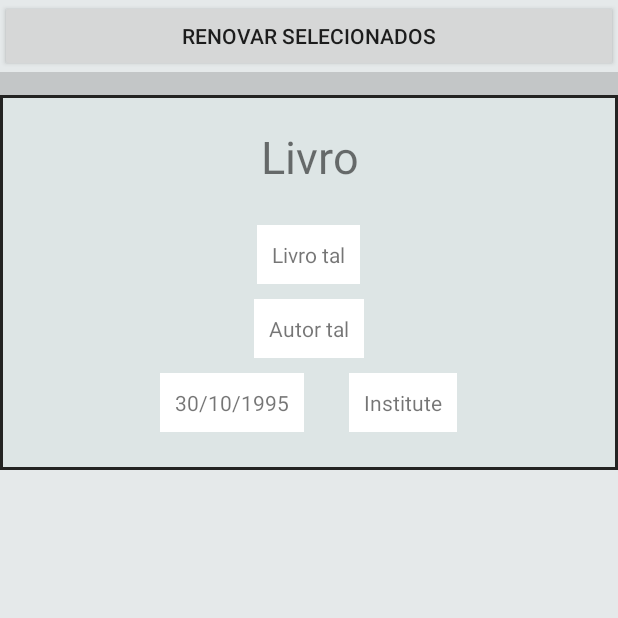
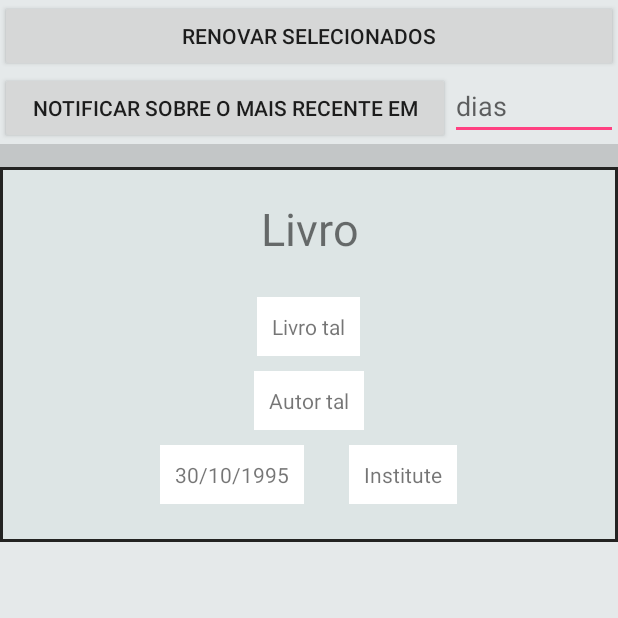
Before and after one commit to MatheusNBDG/Handedalus, an Android app: the LivrosActivity screen opened directly, with no data from a screen before it, after a tap on "RENOVAR SELECIONADOS", on a phone screen of 412 x 824 dp, the top half of it. Run offline under Robolectric (Android 15) with nearby library versions, the phone set to English and light mode, and no system bars; 34 statements that could not run were skipped.

Commit message:
beta 1.0
Alguns dos problemas de funcionabilidade principais foram corrigidos.

```diff
--- a/Projeto/app/build.gradle
+++ b/Projeto/app/build.gradle
@@ -5,7 +5,7 @@ android {
     buildToolsVersion "25.0.2"
     defaultConfig {
         applicationId "com.example.mathe.handedalus"
-        minSdkVersion 15
+        minSdkVersion 19
         targetSdkVersion 25
         versionCode 1
         versionName "0.5"
--- a/Projeto/app/src/main/java/com/example/mathe/handedalus/LivrosActivity.java
+++ b/Projeto/app/src/main/java/com/example/mathe/handedalus/LivrosActivity.java
@@ -1,16 +1,22 @@
 package com.example.mathe.handedalus;
 
 import android.app.Activity;
+import android.app.AlarmManager;
+import android.app.Notification;
 import android.app.NotificationManager;
 import android.app.PendingIntent;
 import android.content.Context;
 import android.content.Intent;
+import android.content.IntentFilter;
 import android.content.SharedPreferences;
 import android.os.Bundle;
+import android.os.SystemClock;
 import android.preference.PreferenceManager;
 import android.support.v4.app.NotificationCompat;
 import android.support.v4.app.TaskStackBuilder;
 import android.util.Log;
+import android.view.Menu;
+import android.view.MenuItem;
 import android.view.View;
 import android.widget.Button;
 import android.widget.CheckBox;
@@ -18,6 +24,7 @@ import android.widget.EditText;
 import android.widget.LinearLayout;
 import android.widget.TableLayout;
 import android.widget.TextView;
+import android.widget.Toast;
 
 import com.google.android.gms.gcm.GcmNetworkManager;
 import com.google.android.gms.gcm.PeriodicTask;
@@ -35,6 +42,7 @@ import java.util.Date;
 import java.util.List;
 import java.util.Locale;
 
+import static android.R.attr.delay;
 import static com.example.mathe.handedalus.R.id.numUsp;
 import static com.example.mathe.handedalus.R.id.password;
 import static com.example.mathe.handedalus.R.layout.row;
@@ -45,10 +53,12 @@ import static com.example.mathe.handedalus.R.layout.row;
 
 public class LivrosActivity extends Activity implements View.OnClickListener {
 
-    List<book> myLibrary;
-    String username;
-    String password;
-    Button button;
+    static List<book> myLibrary;
+    static String username;
+    static String password;
+    private Button button;
+    private Button button2;
+    private EditText contagem;
 
     @Override
     protected void onCreate(Bundle savedInstanceState) {
@@ -59,90 +69,115 @@ public class LivrosActivity extends Activity implements View.OnClickListener {
 
         button = (Button) findViewById(R.id.renovar);
         button.setOnClickListener(this);
+        button2 = (Button) findViewById(R.id.alerta);
+        button2.setOnClickListener(this);
 
-        myLibrary=library.myLibrary;
-        username=library.username;
-        password=library.password;
+        contagem = (EditText) findViewById(R.id.contagem);
+
+        myLibrary = library.myLibrary;
+        username = library.username;
+        password = library.password;
 
         Collections.sort(myLibrary, new CustomComparator());
 
-        library.myLibrary=myLibrary;
+        library.myLibrary = myLibrary;
 
-        if(!myLibrary.isEmpty()) {
+        loadSavedPreferences();
+
+        if (!myLibrary.isEmpty()) {
             for (int i = 0; i != myLibrary.size(); i++) {
                 LinearLayout placeHolder = (LinearLayout) findViewById(R.id.row9);
-                if(i==0) {
-                    placeHolder = (LinearLayout)  findViewById(R.id.row0);
+                if (i == 0) {
+                    placeHolder = (LinearLayout) findViewById(R.id.row0);
                     CheckBox checkBox = (CheckBox) findViewById(R.id.marcarLivro0);
                     checkBox.setVisibility(View.VISIBLE);
                 }
-                if(i==1) {
-                    placeHolder = (LinearLayout)  findViewById(R.id.row1);
+                if (i == 1) {
+                    placeHolder = (LinearLayout) findViewById(R.id.row1);
                     CheckBox checkBox = (CheckBox) findViewById(R.id.marcarLivro1);
                     checkBox.setVisibility(View.VISIBLE);
                 }
-                if(i==2) {
-                    placeHolder = (LinearLayout)  findViewById(R.id.row2);
+                if (i == 2) {
+                    placeHolder = (LinearLayout) findViewById(R.id.row2);
                     CheckBox checkBox = (CheckBox) findViewById(R.id.marcarLivro2);
                     checkBox.setVisibility(View.VISIBLE);
                 }
-                if(i==3) {
-                    placeHolder = (LinearLayout)  findViewById(R.id.row3);
+                if (i == 3) {
+                    placeHolder = (LinearLayout) findViewById(R.id.row3);
                     CheckBox checkBox = (CheckBox) findViewById(R.id.marcarLivro3);
                     checkBox.setVisibility(View.VISIBLE);
                 }
-                if(i==4) {
-                    placeHolder = (LinearLayout)  findViewById(R.id.row4);
+                if (i == 4) {
+                    placeHolder = (LinearLayout) findViewById(R.id.row4);
                     CheckBox checkBox = (CheckBox) findViewById(R.id.marcarLivro4);
                     checkBox.setVisibility(View.VISIBLE);
                 }
-                if(i==5) {
-                    placeHolder = (LinearLayout)  findViewById(R.id.row5);
+                if (i == 5) {
+                    placeHolder = (LinearLayout) findViewById(R.id.row5);
                     CheckBox checkBox = (CheckBox) findViewById(R.id.marcarLivro5);
                     checkBox.setVisibility(View.VISIBLE);
                 }
-                if(i==6){
-                    placeHolder = (LinearLayout)  findViewById(R.id.row6);
+                if (i == 6) {
+                    placeHolder = (LinearLayout) findViewById(R.id.row6);
                     CheckBox checkBox = (CheckBox) findViewById(R.id.marcarLivro6);
                     checkBox.setVisibility(View.VISIBLE);
                 }
-                if(i==7) {
-                    placeHolder = (LinearLayout)  findViewById(R.id.row7);
+                if (i == 7) {
+                    placeHolder = (LinearLayout) findViewById(R.id.row7);
                     CheckBox checkBox = (CheckBox) findViewById(R.id.marcarLivro7);
                     checkBox.setVisibility(View.VISIBLE);
                 }
-                if(i==8) {
-                    placeHolder = (LinearLayout)  findViewById(R.id.row8);
+                if (i == 8) {
+                    placeHolder = (LinearLayout) findViewById(R.id.row8);
                     CheckBox checkBox = (CheckBox) findViewById(R.id.marcarLivro8);
                     checkBox.setVisibility(View.VISIBLE);
                 }
-                if(i==9) {
-                    placeHolder = (LinearLayout)  findViewById(R.id.row9);
+                if (i == 9) {
+                    placeHolder = (LinearLayout) findViewById(R.id.row9);
                     CheckBox checkBox = (CheckBox) findViewById(R.id.marcarLivro9);
                     checkBox.setVisibility(View.VISIBLE);
                 }
                 placeHolder.setVisibility(View.VISIBLE);
-                ( (TextView) placeHolder.findViewById(R.id.autorLivro)).setText(myLibrary.get(i).author);
-                ( (TextView) placeHolder.findViewById(R.id.tituloLivro)).setText(myLibrary.get(i).name);
-                ( (TextView) placeHolder.findViewById(R.id.instituteLivro)).setText(myLibrary.get(i).library);
-                ( (TextView) placeHolder.findViewById(R.id.dataLivro)).setText(myLibrary.get(i).data+" ("+dias.getRelativeTime(myLibrary.get(i).data)+")");
+                ((TextView) placeHolder.findViewById(R.id.autorLivro)).setText(myLibrary.get(i).author);
+                ((TextView) placeHolder.findViewById(R.id.tituloLivro)).setText(myLibrary.get(i).name);
+                ((TextView) placeHolder.findViewById(R.id.instituteLivro)).setText(myLibrary.get(i).library);
+                ((TextView) placeHolder.findViewById(R.id.dataLivro)).setText(myLibrary.get(i).data + " (" + dias.getRelativeTime(myLibrary.get(i).data) + ")");
             }
-        } else{
-            Log.d("error","Biblioteca vazia!");
-        }
-        if(Integer.parseInt(dias.getRelativeTime(myLibrary.get(0).data))<=3){
-            callNotification(dias.getRelativeTime(myLibrary.get(0).data));
+        } else {
+            Log.d("error", "Biblioteca vazia!");
         }
     }
 
-    public void callNotification(String days){
+    public void callNotification(String _days, int _inDays){
+        Calendar c = Calendar.getInstance();
+        long firstTime;
+        if(_inDays!=0)  {
+            c.add(Calendar.DATE, _inDays);
+            firstTime = c.getTimeInMillis();
+        }
+        else firstTime = 1000;
+
+        library.days=_days;
+        Notification notification = onRunTask.callNotification(_days,this).build();
+
+        Intent notificationIntent = new Intent(this, onRunTask.class);
+        notificationIntent.putExtra(onRunTask.NOTIFICATION_ID, onRunTask.NOTIFICATION_ID);
+        notificationIntent.putExtra(onRunTask.NOTIFICATION, notification);
+        PendingIntent pendingIntent = PendingIntent.getBroadcast(this, 0, notificationIntent, PendingIntent.FLAG_CANCEL_CURRENT);
+
+        AlarmManager alarmManager = (AlarmManager) this.getSystemService(Context.ALARM_SERVICE);
+        alarmManager.set(AlarmManager.ELAPSED_REALTIME_WAKEUP, firstTime, pendingIntent);
+    }
+
+
+    public NotificationCompat.Builder callNotification(String days){
         NotificationCompat.Builder mBuilder =
-                new NotificationCompat.Builder(this)
+                new NotificationCompat.Builder(LivrosActivity.this)
                         .setSmallIcon(R.drawable.notification_incons)
                         .setContentTitle("Aviso de livro a expirar logo!")
-                        .setContentText("Você tem um livro que irá expirar em " + days + ".");
-        Intent resultIntent = new Intent(this, LivrosActivity.class);
-        TaskStackBuilder stackBuilder = TaskStackBuilder.create(this);
+                        .setContentText("Você tem um livro que irá expirar em " + days + " dias.");
+        Intent resultIntent = new Intent(LivrosActivity.this, LivrosActivity.class);
+        TaskStackBuilder stackBuilder = TaskStackBuilder.create(LivrosActivity.this);
         stackBuilder.addParentStack(LivrosActivity.class);
         stackBuilder.addNextIntent(resultIntent);
         PendingIntent resultPendingIntent =
@@ -151,66 +186,64 @@ public class LivrosActivity extends Activity implements View.OnClickListener {
                         PendingIntent.FLAG_UPDATE_CURRENT
                 );
         mBuilder.setContentIntent(resultPendingIntent);
-        NotificationManager mNotificationManager =
-                (NotificationManager) getSystemService(Context.NOTIFICATION_SERVICE);
-        int NOTIFICATION_ID = 100;
-        mNotificationManager.notify(NOTIFICATION_ID, mBuilder.build());
+        return mBuilder;
     }
+
     @Override
-    public void onClick(View v){
+    public void onClick(View v) {
+        switch (v.getId()) {
+            case R.id.renovar:
                 // TODO Auto-generated method stub
                 List<String> livrosRenovar = new ArrayList<String>();
                 setContentView(R.layout.livros);
                 LinearLayout test = (LinearLayout) v.getRootView();
-        if(((CheckBox) test.findViewById(R.id.marcarLivro0)).isChecked() ) livrosRenovar.add(myLibrary.get(0).name);
-        if(((CheckBox) test.findViewById(R.id.marcarLivro1)).isChecked() ) livrosRenovar.add(myLibrary.get(1).name);
-        if(((CheckBox) test.findViewById(R.id.marcarLivro2)).isChecked() ) livrosRenovar.add(myLibrary.get(2).name);
-        if(((CheckBox) test.findViewById(R.id.marcarLivro3)).isChecked() ) livrosRenovar.add(myLibrary.get(3).name);
-        if(((CheckBox) test.findViewById(R.id.marcarLivro4)).isChecked() ) livrosRenovar.add(myLibrary.get(4).name);
-        if(((CheckBox) test.findViewById(R.id.marcarLivro5)).isChecked() ) livrosRenovar.add(myLibrary.get(5).name);
-        if(((CheckBox) test.findViewById(R.id.marcarLivro6)).isChecked() ) livrosRenovar.add(myLibrary.get(6).name);
-        if(((CheckBox) test.findViewById(R.id.marcarLivro7)).isChecked() ) livrosRenovar.add(myLibrary.get(7).name);
-        if(((CheckBox) test.findViewById(R.id.marcarLivro8)).isChecked() ) livrosRenovar.add(myLibrary.get(8).name);
-        if(((CheckBox) test.findViewById(R.id.marcarLivro9)).isChecked() ) livrosRenovar.add(myLibrary.get(9).name);
+                if (((CheckBox) test.findViewById(R.id.marcarLivro0)).isChecked())
+                    livrosRenovar.add(myLibrary.get(0).name);
+                if (((CheckBox) test.findViewById(R.id.marcarLivro1)).isChecked())
+                    livrosRenovar.add(myLibrary.get(1).name);
+                if (((CheckBox) test.findViewById(R.id.marcarLivro2)).isChecked())
+                    livrosRenovar.add(myLibrary.get(2).name);
+                if (((CheckBox) test.findViewById(R.id.marcarLivro3)).isChecked())
+                    livrosRenovar.add(myLibrary.get(3).name);
+                if (((CheckBox) test.findViewById(R.id.marcarLivro4)).isChecked())
+                    livrosRenovar.add(myLibrary.get(4).name);
+                if (((CheckBox) test.findViewById(R.id.marcarLivro5)).isChecked())
+                    livrosRenovar.add(myLibrary.get(5).name);
+                if (((CheckBox) test.findViewById(R.id.marcarLivro6)).isChecked())
+                    livrosRenovar.add(myLibrary.get(6).name);
+                if (((CheckBox) test.findViewById(R.id.marcarLivro7)).isChecked())
+                    livrosRenovar.add(myLibrary.get(7).name);
+                if (((CheckBox) test.findViewById(R.id.marcarLivro8)).isChecked())
+                    livrosRenovar.add(myLibrary.get(8).name);
+                if (((CheckBox) test.findViewById(R.id.marcarLivro9)).isChecked())
+                    livrosRenovar.add(myLibrary.get(9).name);
                 Log.d("debug", Integer.toString(livrosRenovar.size()));
-        try {
-            networkNew net = new networkNew();
-            net.books=livrosRenovar;
-            net.execute(username, password).get();
-            if(!net.myLibrary.isEmpty()) {
-                myLibrary = net.myLibrary;
-            }
-        }catch (Exception e){
-            Log.d("error",e.toString());
-        }
-        if(!myLibrary.isEmpty()) {
-            for (int i = 0; i != myLibrary.size(); i++) {
-                LinearLayout placeHolder = (LinearLayout) findViewById(R.id.row9);
-                if(i==0) placeHolder = (LinearLayout)  findViewById(R.id.row0);
-                if(i==1) placeHolder = (LinearLayout)  findViewById(R.id.row1);
-                if(i==2) placeHolder = (LinearLayout)  findViewById(R.id.row2);
-                if(i==3) placeHolder = (LinearLayout)  findViewById(R.id.row3);
-                if(i==4) placeHolder = (LinearLayout)  findViewById(R.id.row4);
-                if(i==5) placeHolder = (LinearLayout)  findViewById(R.id.row5);
-                if(i==6) placeHolder = (LinearLayout)  findViewById(R.id.row6);
-                if(i==7) placeHolder = (LinearLayout)  findViewById(R.id.row7);
-                if(i==8) placeHolder = (LinearLayout)  findViewById(R.id.row8);
-                if(i==9) placeHolder = (LinearLayout)  findViewById(R.id.row9);
-                placeHolder.setVisibility(View.VISIBLE);
-                ( (TextView) placeHolder.findViewById(R.id.autorLivro)).setText(myLibrary.get(i).author);
-                ( (TextView) placeHolder.findViewById(R.id.tituloLivro)).setText(myLibrary.get(i).name);
-                ( (TextView) placeHolder.findViewById(R.id.instituteLivro)).setText(myLibrary.get(i).library);
-                ( (TextView) placeHolder.findViewById(R.id.dataLivro)).setText(myLibrary.get(i).data+" ("+dias.getRelativeTime(myLibrary.get(i).data)+")");
-            }
-        } else{
-            Log.d("error","Biblioteca vazia!");
-        }
-        if(Integer.parseInt(dias.getRelativeTime(myLibrary.get(0).data))<=3){
-            callNotification(dias.getRelativeTime(myLibrary.get(0).data));
-        }
-        LivrosActivity activity = new LivrosActivity();
-        library.myLibrary=myLibrary;
+                library.books=livrosRenovar;
+                Renovando activity = new Renovando();
+                library.myLibrary = myLibrary;
                 Intent myIntent = new Intent(this, activity.getClass());
                 startActivity(myIntent);
+                break;
+            case R.id.alerta:
+                callNotification(dias.getRelativeTime(myLibrary.get(0).data), Integer.parseInt(contagem.getText().toString()));
+                Log.d("debug","\n \n \n ERROR ERROR ERROR \n \n \n");
+                savePreferences("days",contagem.getText().toString());
+                break;
         }
     }
+
+    private void loadSavedPreferences() {
+        SharedPreferences sharedPreferences = PreferenceManager
+                .getDefaultSharedPreferences(this);
+        String days = sharedPreferences.getString("days", "");
+        contagem.setText(days);
+    }
+
+    private void savePreferences(String key, String value) {
+        SharedPreferences sharedPreferences = PreferenceManager
+                .getDefaultSharedPreferences(this);
+        SharedPreferences.Editor editor = sharedPreferences.edit();
+        editor.putString(key, value);
+        editor.commit();
+    }
+}
--- /dev/null
+++ b/Projeto/app/src/main/java/com/example/mathe/handedalus/Renovando.java
@@ -0,0 +1,22 @@
+package com.example.mathe.handedalus;
+
+import android.app.Activity;
+import android.os.Bundle;
+
+/**
+ * Created by Mathe on 07/03/2017.
+ */
+
+public class Renovando extends Activity {
+    protected void onCreate(Bundle savedInstanceState) {
+        // TODO Auto-generated method stub
+        super.onCreate(savedInstanceState);
+        setContentView(R.layout.carregando);
+        try {
+            network net = new network(this);
+            net.execute(library.username, library.password,"renove");
+        }catch (Exception e){
+            ;
+        }
+    }
+}
--- a/Projeto/app/src/main/java/com/example/mathe/handedalus/dedalus.java
+++ b/Projeto/app/src/main/java/com/example/mathe/handedalus/dedalus.java
@@ -160,7 +160,8 @@ public class dedalus{
         return myLibrary;
     }
 
-    public static List<book> renovar(String _username, String _password, List<String> _books) throws Exception{
+    public static List<book> renovar(String _username, String _password) throws Exception{
+        List<String> _books=library.books;
         String userAgent = System.getProperty("http.agent");
         Response loginForm = Jsoup.connect("https://primofs1.sibi.usp.br/pds")
                 .header("Accept-Encoding", "gzip, deflate")
--- a/Projeto/app/src/main/java/com/example/mathe/handedalus/library.java
+++ b/Projeto/app/src/main/java/com/example/mathe/handedalus/library.java
@@ -8,6 +8,8 @@ import java.util.List;
 
 public class library {
     public static List<book> myLibrary;
+    public static List<String> books;
     public static String username;
     public static String password;
+    public static String days;
 }
--- a/Projeto/app/src/main/java/com/example/mathe/handedalus/network.java
+++ b/Projeto/app/src/main/java/com/example/mathe/handedalus/network.java
@@ -16,31 +16,54 @@ import java.util.List;
  * Created by Mathe on 04/03/2017.
  */
 
-public class network extends AsyncTask<String, Void ,Void >{
+public class network extends AsyncTask<String, String ,List<book> >{
 
     public List<book> myLibrary;
     public String username;
     public String password;
+    public String login;
+    Context mContext;
 
-
-    public network(){
+    public network(Context _contex){
+        super();
+        mContext=_contex;
         myLibrary = new ArrayList<book>();
         username="";
         password="";
+        login="not";
+    }
+
+    public void onPreExecute(){
+        ;
+    }
+
+    protected void onProgressUpdate(Void... progress) {
+        ;
+    }
+
+    protected void onPostExecute(List<book> _void){
+        if(login.equals("logged")) {
+            library.username = username;
+            library.password = password;
+            library.myLibrary = _void;
+            LivrosActivity activityN = new LivrosActivity();
+            Intent myIntent = new Intent(mContext, activityN.getClass());
+            mContext.startActivity(myIntent);
+        }
     }
 
     @Override
-    protected Void doInBackground(String... _userpass){
+    protected List<book> doInBackground(String... _userpass){
         username = _userpass[0];
         password = _userpass[1];
+        String version = _userpass[2];
         try {
+            if(_userpass.equals("renove"))  dedalus.renovar(username, password);
             myLibrary = dedalus.main(username, password);
         }catch (Exception e) {
             Log.d("error", e.toString());
         }
-        library.username=username;
-        library.password=password;
-        library.myLibrary=myLibrary;
-        return null;
+        login="logged";
+        return myLibrary;
     }
 }
--- a/Projeto/app/src/main/res/layout/livros.xml
+++ b/Projeto/app/src/main/res/layout/livros.xml
@@ -8,14 +8,38 @@
     android:background="#d2e1e6e7">
 
 
+
     <Button
         android:text="Renovar selecionados"
         android:layout_width="match_parent"
         android:layout_height="wrap_content"
         android:id="@+id/renovar" />
 
-        <requestFocus />
-    <ScrollView
+
+    <LinearLayout
+        android:layout_width="match_parent"
+        android:layout_height="wrap_content"
+        android:orientation="horizontal"
+        android:id="@+id/lout"
+        android:weightSum="1">
+        <Button
+            android:text="Notificar sobre o mais recente em"
+            android:layout_width="300dp"
+            android:layout_height="wrap_content"
+            android:id="@+id/alerta" />
+
+        <EditText
+            android:layout_width="wrap_content"
+            android:layout_height="wrap_content"
+            android:inputType="number"
+            android:ems="10"
+            android:hint="dias"
+            android:id="@+id/contagem"
+            android:layout_weight="1" />
+
+        </LinearLayout>
+
+        <ScrollView
         android:layout_width="match_parent"
         android:layout_height="wrap_content">
 
```
Also changed, not shown: Projeto/app/src/main/AndroidManifest.xml (+59 -5 lines), Projeto/app/src/main/java/com/example/mathe/handedalus/Carregando.java (added, +24 -0 lines), Projeto/app/src/main/java/com/example/mathe/handedalus/LoginActivity.java (+27 -21 lines), Projeto/app/src/main/java/com/example/mathe/handedalus/NotificationPublisher.java (added, +27 -0 lines), Projeto/app/src/main/java/com/example/mathe/handedalus/onRunTask.java (+18 -33 lines), Projeto/app/src/main/java/com/example/mathe/handedalus/task.java (+68 -5 lines), 3 other files. Lines whose indentation alone changed are shown as unchanged.
